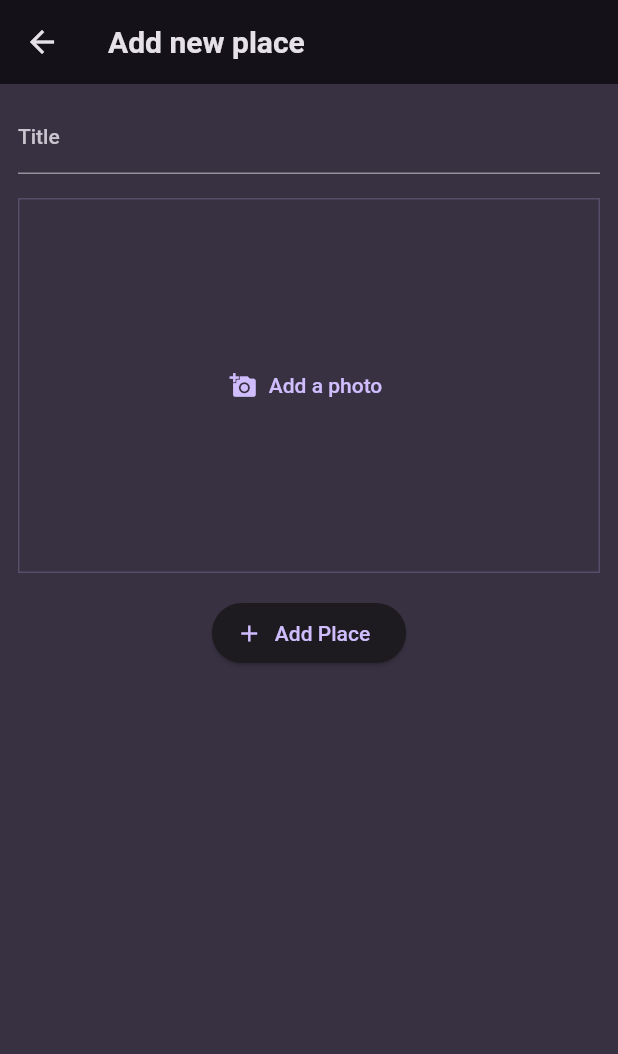
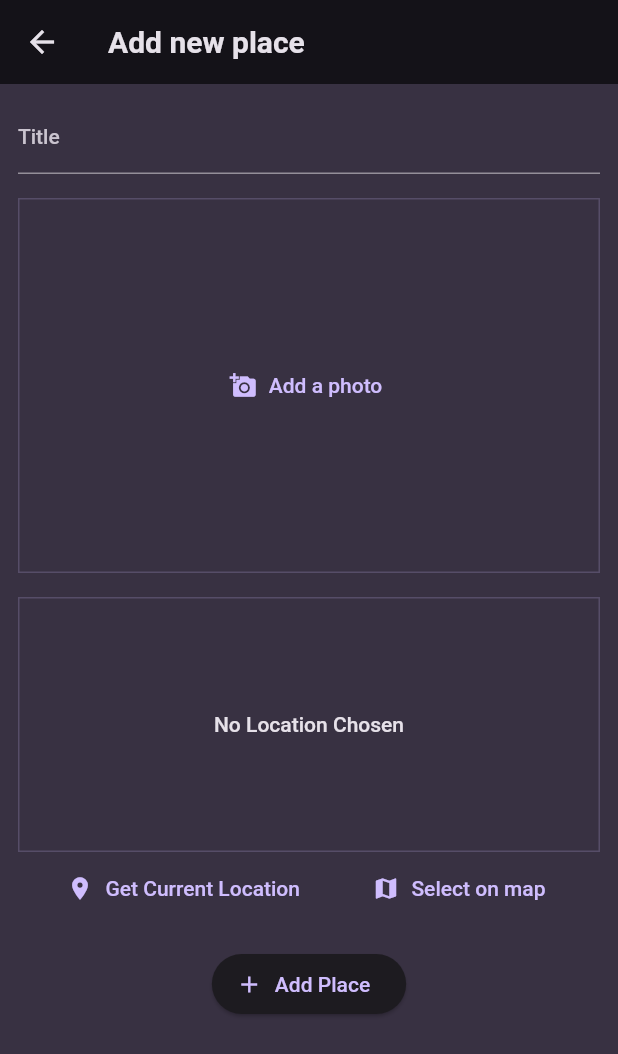
Before and after one commit to scottkelly36/favorite_places_app, a Flutter app: the screen it shows after launch, after a tap on the "add" icon, on a phone screen of 412 x 824 dp. Shown: the top 1054 px of the screen. Run offline on Flutter 3.47's test engine with Material 2 defaults, Android fonts, the phone set to English and light mode, and no system bars; our stand-ins replace flutter_dotenv, flutter_riverpod, google_fonts, google_maps_flutter, image_picker, location and 1 more; accounts and stored records are empty; network calls fail.

Commit message:
finished project

```diff
--- a/lib/main.dart
+++ b/lib/main.dart
@@ -2,6 +2,7 @@
 import 'package:flutter/material.dart';
 import 'package:google_fonts/google_fonts.dart';
 import 'package:flutter_riverpod/flutter_riverpod.dart';
+import 'package:flutter_dotenv/flutter_dotenv.dart';
 //  screens
 import 'package:favorite_places_app/screens/places_list_screen.dart';
 
@@ -28,7 +29,8 @@ final theme = ThemeData().copyWith(
   ),
 );
 
-void main() {
+Future main() async {
+  await dotenv.load(fileName: ".env");
   runApp(
     const ProviderScope(
       child: MyApp(),
--- a/lib/models/place.dart
+++ b/lib/models/place.dart
@@ -3,10 +3,25 @@ import 'dart:io';
 
 const uuid = Uuid();
 
+class PlaceLocation {
+  const PlaceLocation(
+      {required this.latitude, required this.longitude, required this.address});
+
+  final double latitude;
+  final double longitude;
+  final String address;
+}
+
 class Place {
-  Place({required this.title, required this.image}) : id = uuid.v4();
+  Place(
+      {required this.title,
+      required this.image,
+      required this.location,
+      String? id})
+      : id = id ?? uuid.v4();
 
   final String id;
   final String title;
   final File image;
+  final PlaceLocation location;
 }
--- a/lib/providers/user_places.dart
+++ b/lib/providers/user_places.dart
@@ -1,17 +1,71 @@
+//  Packages
 import 'package:favorite_places_app/models/place.dart';
 import 'package:flutter_riverpod/flutter_riverpod.dart';
 import 'dart:io';
+import 'package:path_provider/path_provider.dart' as syspath;
+import 'package:path/path.dart' as path;
+import 'package:sqflite/sqflite.dart' as sql;
+import 'package:sqflite/sqlite_api.dart';
 
+Future<Database> _getDB() async {
+  final dbPath = await sql.getDatabasesPath();
+  final db = await sql.openDatabase(
+    path.join(dbPath, 'places.db'),
+    onCreate: (db, version) {
+      return db.execute(
+          'CREATE TABLE user_places(id TEXT PRIMARY KEY, title TEXT, image TEXT, lat REAL, lng REAL, address TEXT)');
+    },
+    version: 1,
+  );
+  return db;
+}
 
 class UserPlacesNotifier extends StateNotifier<List<Place>> {
   UserPlacesNotifier() : super(const []);
 
-  void addPlace(String title, File image) {
-    final newPLace = Place(title: title, image: image);
-    state = [newPLace, ...state];
+  loadPlaces() async {
+    final db = await _getDB();
+    final data = await db.query('user_places');
+    final places = data.map(
+      (row) {
+        return Place(
+          id: row['id'] as String,
+          title: row['title'] as String,
+          image: File(row['image'] as String),
+          location: PlaceLocation(
+              latitude: row['lat'] as double,
+              longitude: row['lng'] as double,
+              address: row['address'] as String),
+        );
+      },
+    ).toList();
+
+    state = places;
+  }
+
+  void addPlace(String title, File image, PlaceLocation location) async {
+    final appDir = await syspath.getApplicationDocumentsDirectory();
+    final filename = path.basename(image.path);
+    final copiedImage = await image.copy('${appDir.path}/$filename');
+
+    final newPlace =
+        Place(title: title, image: copiedImage, location: location);
+
+    final db = await _getDB();
+
+    db.insert('user_places', {
+      'id': newPlace.id,
+      'title': newPlace.title,
+      'image': newPlace.image.path,
+      'lat': newPlace.location.latitude,
+      'lng': newPlace.location.longitude,
+      'address': newPlace.location.address,
+    });
+
+    state = [newPlace, ...state];
   }
 }
 
-final userPlacesProvider = StateNotifierProvider<UserPlacesNotifier, List<Place>>((ref) =>
-  UserPlacesNotifier()
-);
+final userPlacesProvider =
+    StateNotifierProvider<UserPlacesNotifier, List<Place>>(
+        (ref) => UserPlacesNotifier());
--- a/lib/screens/add_place_screen.dart
+++ b/lib/screens/add_place_screen.dart
@@ -1,4 +1,5 @@
 //  packages
+import 'package:favorite_places_app/widgets/location_input.dart';
 import 'package:flutter/material.dart';
 import 'package:flutter_riverpod/flutter_riverpod.dart';
 import 'dart:io';
@@ -6,6 +7,8 @@ import 'dart:io';
 import 'package:favorite_places_app/widgets/image_input.dart';
 //  providers
 import 'package:favorite_places_app/providers/user_places.dart';
+//  models
+import 'package:favorite_places_app/models/place.dart';
 
 class AddPlaceScreen extends ConsumerStatefulWidget {
   const AddPlaceScreen({Key? key}) : super(key: key);
@@ -20,15 +23,18 @@ class _AddPlaceScreenState extends ConsumerState<AddPlaceScreen> {
   final _titleController = TextEditingController();
 
   File? _selectedImage;
+  PlaceLocation? _selectedLocation;
 
   void _savePlace() {
     final enteredText = _titleController.text;
 
-    if (enteredText.isEmpty|| _selectedImage == null) {
+    if (enteredText.isEmpty || _selectedImage == null) {
       return;
     }
 
-    ref.read(userPlacesProvider.notifier).addPlace(enteredText, _selectedImage!);
+    ref
+        .read(userPlacesProvider.notifier)
+        .addPlace(enteredText, _selectedImage!, _selectedLocation!);
 
     Navigator.of(context).pop();
   }
@@ -57,9 +63,17 @@ class _AddPlaceScreenState extends ConsumerState<AddPlaceScreen> {
                 ),
               ),
               const SizedBox(height: 16),
-              ImageInput(onPickImage: (image) {
-                _selectedImage = image;
-              },),
+              ImageInput(
+                onPickImage: (image) {
+                  _selectedImage = image;
+                },
+              ),
+              const SizedBox(height: 16),
+              LocationInput(
+                onSelectLocation: (location) {
+                  _selectedLocation = location;
+                },
+              ),
               const SizedBox(height: 16),
               ElevatedButton.icon(
                 onPressed: _savePlace,
--- a/lib/screens/places_list_screen.dart
+++ b/lib/screens/places_list_screen.dart
@@ -1,17 +1,30 @@
-//  packages
-import 'package:favorite_places_app/providers/user_places.dart';
 import 'package:flutter/material.dart';
 import 'package:flutter_riverpod/flutter_riverpod.dart';
-//  widgets
+
+import 'package:favorite_places_app/screens/add_place_screen.dart';
 import 'package:favorite_places_app/widgets/places_list.dart';
-//  screens
-import 'package:favorite_places_app/screens/add_place_screen.dart';
+import 'package:favorite_places_app/providers/user_places.dart';
 
-class PlacesListScreen extends ConsumerWidget {
-  const PlacesListScreen({Key? key}) : super(key: key);
+class PlacesListScreen extends ConsumerStatefulWidget {
+  const PlacesListScreen({super.key});
 
   @override
-  Widget build(BuildContext context, WidgetRef ref) {
+  ConsumerState<PlacesListScreen> createState() {
+    return _PlacesScreenState();
+  }
+}
+
+class _PlacesScreenState extends ConsumerState<PlacesListScreen> {
+  late Future<void> _placesFuture;
+
+  @override
+  void initState() {
+    super.initState();
+    _placesFuture = ref.read(userPlacesProvider.notifier).loadPlaces();
+  }
+
+  @override
+  Widget build(BuildContext context) {
     final userPlaces = ref.watch(userPlacesProvider);
 
     return Scaffold(
@@ -19,19 +32,27 @@ class PlacesListScreen extends ConsumerWidget {
         title: const Text('Your Places'),
         actions: [
           IconButton(
+            icon: const Icon(Icons.add),
             onPressed: () {
               Navigator.of(context).push(
-                MaterialPageRoute(builder: (ctx) => const AddPlaceScreen()),
+                MaterialPageRoute(
+                  builder: (ctx) => const AddPlaceScreen(),
+                ),
               );
             },
-            icon: const Icon(Icons.add),
           ),
         ],
       ),
       body: Padding(
         padding: const EdgeInsets.all(8.0),
-        child: PlacesList(
-          places: userPlaces,
+        child: FutureBuilder(
+          future: _placesFuture,
+          builder: (context, snapshot) =>
+              snapshot.connectionState == ConnectionState.waiting
+                  ? const Center(child: CircularProgressIndicator())
+                  : PlacesList(
+                      places: userPlaces,
+                    ),
         ),
       ),
     );
--- /dev/null
+++ b/lib/widgets/location_input.dart
@@ -0,0 +1,155 @@
+//  Packages
+import 'package:favorite_places_app/screens/map_screen.dart';
+import 'package:flutter/material.dart';
+import 'package:google_maps_flutter/google_maps_flutter.dart';
+import 'package:location/location.dart';
+import 'package:http/http.dart' as http;
+import 'dart:convert';
+import 'package:flutter_dotenv/flutter_dotenv.dart';
+//  models
+import 'package:favorite_places_app/models/place.dart';
+
+class LocationInput extends StatefulWidget {
+  const LocationInput({Key? key, required this.onSelectLocation})
+      : super(key: key);
+
+  final void Function(PlaceLocation location) onSelectLocation;
+
+  @override
+  _LocationInputState createState() => _LocationInputState();
+}
+
+class _LocationInputState extends State<LocationInput> {
+  PlaceLocation? _pickedLocation;
+  var isGettingLocation = false;
+  final API_KEY = dotenv.env["GOOGLE_MAPS_KEY"];
+
+  String get locationImage {
+    final lat = _pickedLocation!.latitude;
+    final lng = _pickedLocation!.longitude;
+    print(API_KEY);
+    return 'https://maps.googleapis.com/maps/api/staticmap?center=$lat,$lng&zoom=16&size=600x300&maptype=roadmap&markers=color:blue%7C%7C$lat,$lng&key=AIzaSyDZEKhAS1cCIum_W6aUsE_pWqQFbmYlUF8';
+  }
+
+  Future<void> _savePlace(double lat, double lng) async {
+    final url = Uri.parse(
+        'https://maps.googleapis.com/maps/api/geocode/json?latlng=$lat, $lng&key=AIzaSyDZEKhAS1cCIum_W6aUsE_pWqQFbmYlUF8');
+    final res = await http.get(url);
+    final data = json.decode(res.body);
+    final address = data['results'][0]['formatted_address'];
+
+    setState(() {
+      _pickedLocation =
+          PlaceLocation(latitude: lat, longitude: lng, address: address);
+      isGettingLocation = false;
+    });
+
+    widget.onSelectLocation(_pickedLocation!);
+  }
+
+  void _getCurrentLocation() async {
+    Location location = Location();
+
+    bool serviceEnabled;
+    PermissionStatus permissionGranted;
+    LocationData locationData;
+
+    serviceEnabled = await location.serviceEnabled();
+    if (!serviceEnabled) {
+      serviceEnabled = await location.requestService();
+      if (!serviceEnabled) {
+        return;
+      }
+    }
+
+    permissionGranted = await location.hasPermission();
+    if (permissionGranted == PermissionStatus.denied) {
+      permissionGranted = await location.requestPermission();
+      if (permissionGranted != PermissionStatus.granted) {
+        return;
+      }
+    }
+
+    setState(() {
+      isGettingLocation = true;
+    });
+
+    locationData = await location.getLocation();
+    final lat = locationData.latitude;
+    final lng = locationData.longitude;
+
+    if (lat == null || lng == null) {
+      return;
+    }
+
+    _savePlace(lat, lng);
+  }
+
+  void _selectOnMap() async {
+    final pickedLocation = await Navigator.of(context).push<LatLng>(
+      MaterialPageRoute(
+        builder: (ctx) => const MapScreen(),
+      ),
+    );
+
+    if (pickedLocation == null) {
+      return;
+    }
+
+    _savePlace(pickedLocation.latitude, pickedLocation.longitude);
+  }
+
+  @override
+  Widget build(BuildContext context) {
+    Widget previewContent = Text(
+      'No Location Chosen',
+      textAlign: TextAlign.center,
+      style: Theme.of(context).textTheme.bodyLarge!.copyWith(
+            color: Theme.of(context).colorScheme.onBackground,
+          ),
+    );
+
+    if (_pickedLocation != null) {
+      previewContent = Image.network(
+        locationImage,
+        fit: BoxFit.cover,
+        width: double.infinity,
+        height: double.infinity,
+      );
+    }
+
+    if (isGettingLocation) {
+      previewContent = const CircularProgressIndicator();
+    }
+
+    return Column(
+      children: [
+        Container(
+          alignment: Alignment.center,
+          decoration: BoxDecoration(
+            border: Border.all(
+              width: 1,
+              color: Theme.of(context).colorScheme.primary.withOpacity(0.2),
+            ),
+          ),
+          height: 170,
+          width: double.infinity,
+          child: previewContent,
+        ),
+        Row(
+          mainAxisAlignment: MainAxisAlignment.spaceEvenly,
+          children: [
+            TextButton.icon(
+                onPressed: _getCurrentLocation,
+                icon: const Icon(Icons.location_on),
+                label: const Text('Get Current Location')),
+            TextButton.icon(
+                onPressed: _selectOnMap,
+                icon: const Icon(Icons.map),
+                label: const Text('Select on map')),
+          ],
+        ),
+      ],
+    );
+  }
+}
```
Also changed, not shown: lib/screens/map_screen.dart (added, +66 -0 lines), lib/screens/places_detail_screen.dart (+56 -0 lines), lib/widgets/places_list.dart (+17 -6 lines), pubspec.yaml (+14 -1 lines), pubspec.lock, 9 other files.
